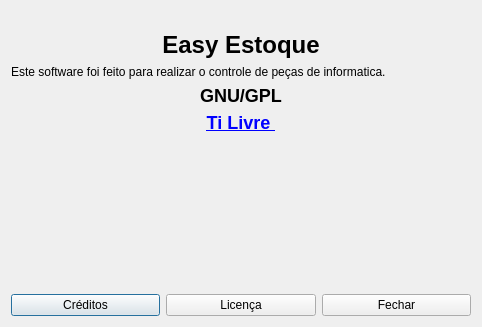
Old version of the form telas/sobre.ui in the repository alissonbf/projeto-coopervap.
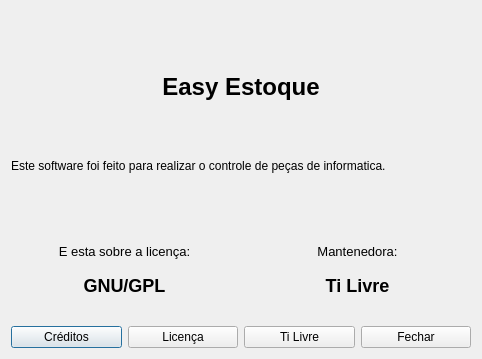
New version of the form. Icons and pictures are not drawn.

```diff
--- a/telas/sobre.ui
+++ b/telas/sobre.ui
@@ -7,7 +7,7 @@
     <x>0</x>
     <y>0</y>
     <width>482</width>
-    <height>327</height>
+    <height>359</height>
    </rect>
   </property>
   <property name="windowTitle">
@@ -17,7 +17,7 @@
    <iconset resource="img.qrc">
     <normaloff>:/newPrefix/images/logo.png</normaloff>:/newPrefix/images/logo.png</iconset>
   </property>
-  <layout class="QVBoxLayout" name="verticalLayout_3">
+  <layout class="QVBoxLayout" name="verticalLayout_2">
    <item>
     <layout class="QVBoxLayout" name="verticalLayout">
      <item>
@@ -57,7 +57,7 @@
     </widget>
    </item>
    <item>
-    <layout class="QVBoxLayout" name="verticalLayout_2">
+    <layout class="QHBoxLayout" name="horizontalLayout_2">
      <item>
       <widget class="QLabel" name="label_4">
        <property name="text">
@@ -65,6 +65,7 @@
 &lt;html&gt;&lt;head&gt;&lt;meta name=&quot;qrichtext&quot; content=&quot;1&quot; /&gt;&lt;style type=&quot;text/css&quot;&gt;
 p, li { white-space: pre-wrap; }
 &lt;/style&gt;&lt;/head&gt;&lt;body style=&quot; font-family:'Sans'; font-size:10pt; font-weight:400; font-style:normal;&quot;&gt;
+&lt;p style=&quot; margin-top:16px; margin-bottom:12px; margin-left:0px; margin-right:0px; -qt-block-indent:0; text-indent:0px;&quot;&gt;E esta sobre a licença:&lt;/p&gt;
 &lt;p style=&quot; margin-top:16px; margin-bottom:12px; margin-left:0px; margin-right:0px; -qt-block-indent:0; text-indent:0px;&quot;&gt;&lt;span style=&quot; font-size:x-large; font-weight:600;&quot;&gt;GNU/GPL&lt;/span&gt;&lt;/p&gt;&lt;/body&gt;&lt;/html&gt;</string>
        </property>
        <property name="alignment">
@@ -75,7 +76,12 @@
      <item>
       <widget class="QLabel" name="label_5">
        <property name="text">
-        <string>&lt;h2&gt;&lt;a href=&quot;http://www.tilivre.net.br&quot;&gt; Ti Livre &lt;/a&gt;&lt;/h2&gt;</string>
+        <string>&lt;!DOCTYPE HTML PUBLIC &quot;-//W3C//DTD HTML 4.0//EN&quot; &quot;http://www.w3.org/TR/REC-html40/strict.dtd&quot;&gt;
+&lt;html&gt;&lt;head&gt;&lt;meta name=&quot;qrichtext&quot; content=&quot;1&quot; /&gt;&lt;style type=&quot;text/css&quot;&gt;
+p, li { white-space: pre-wrap; }
+&lt;/style&gt;&lt;/head&gt;&lt;body style=&quot; font-family:'Sans'; font-size:10pt; font-weight:400; font-style:normal;&quot;&gt;
+&lt;p style=&quot; margin-top:16px; margin-bottom:12px; margin-left:0px; margin-right:0px; -qt-block-indent:0; text-indent:0px;&quot;&gt;Mantenedora:&lt;/p&gt;
+&lt;p style=&quot; margin-top:16px; margin-bottom:12px; margin-left:0px; margin-right:0px; -qt-block-indent:0; text-indent:0px;&quot;&gt;&lt;h2&gt;Ti Livre&lt;/h2&gt; &lt;/p&gt;&lt;/body&gt;&lt;/html&gt;</string>
        </property>
        <property name="alignment">
         <set>Qt::AlignCenter</set>
@@ -84,19 +90,6 @@
      </item>
     </layout>
    </item>
-   <item>
-    <spacer name="verticalSpacer">
-     <property name="orientation">
-      <enum>Qt::Vertical</enum>
-     </property>
-     <property name="sizeHint" stdset="0">
-      <size>
-       <width>20</width>
-       <height>31</height>
-      </size>
-     </property>
-    </spacer>
-   </item>
    <item>
     <layout class="QHBoxLayout" name="horizontalLayout">
      <item>
@@ -121,6 +114,23 @@
        </property>
       </widget>
      </item>
+     <item>
+      <widget class="QPushButton" name="tilivre">
+       <property name="text">
+        <string>Ti Livre</string>
+       </property>
+       <property name="icon">
+        <iconset resource="img.qrc">
+         <normaloff>:/newPrefix/images/mascote.png</normaloff>:/newPrefix/images/mascote.png</iconset>
+       </property>
+       <property name="iconSize">
+        <size>
+         <width>16</width>
+         <height>16</height>
+        </size>
+       </property>
+      </widget>
+     </item>
      <item>
       <widget class="QPushButton" name="fechar">
        <property name="text">
```
